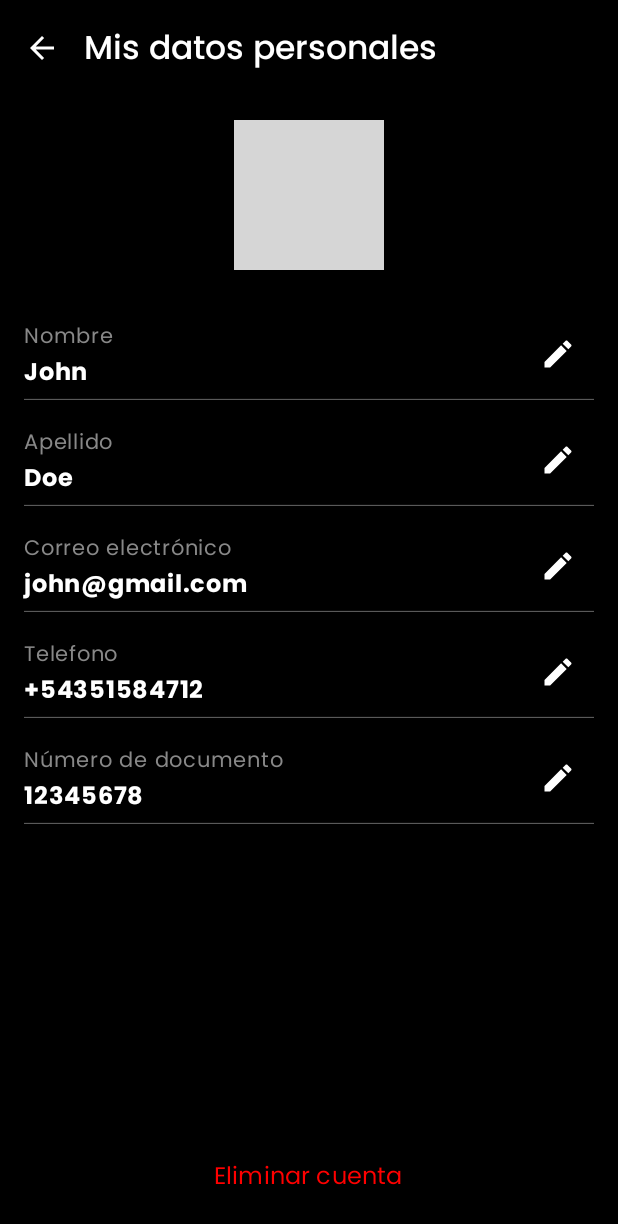
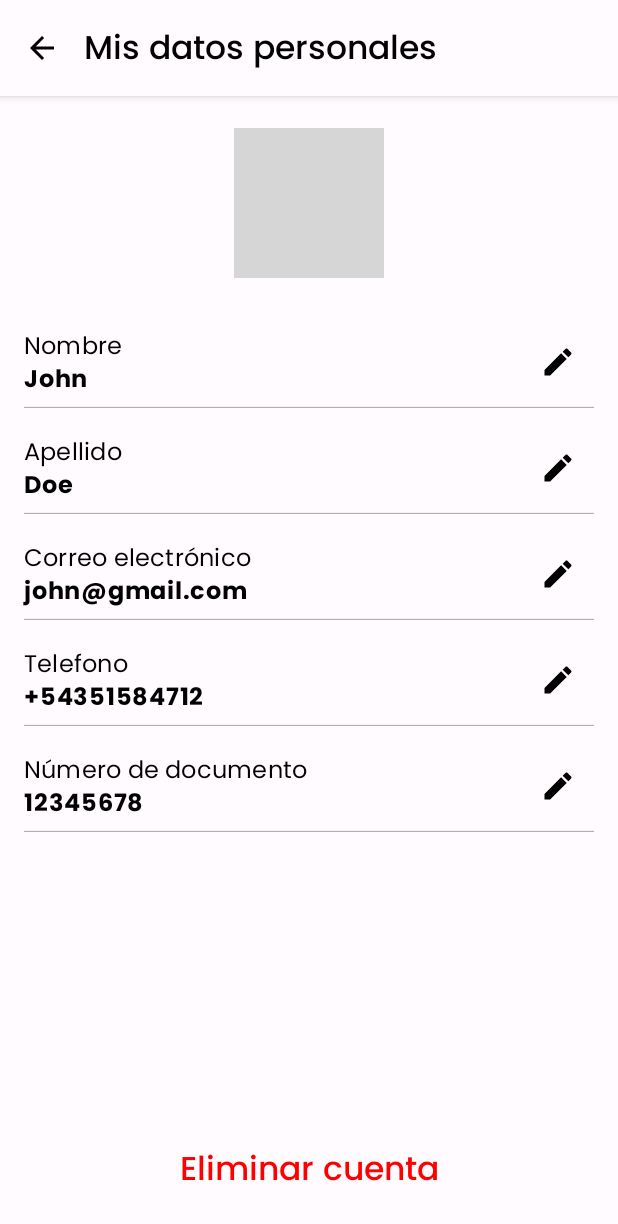
Before and after one commit to simonll4/mobile_project, an Android app built with Jetpack Compose: the PersonalDataScreen screen opened through its navigation route, on a phone screen of 412 x 824 dp. Shown: the top 1224 px of the screen. Run offline under Robolectric (Android 15) with nearby library versions, the phone set to English and light mode, and no system bars; our stand-ins replace Dagger/Hilt's generated code, livedata-compose; pictures from the network do not load; grey boxes are pictures that could not be loaded.

Commit message:
cambios en el profilescreen; cambios en el personaldatascreen

```diff
--- a/app/src/main/java/com/iua/app/ui/components/profile/TopAppBarComponent.kt
+++ b/app/src/main/java/com/iua/app/ui/components/profile/TopAppBarComponent.kt
@@ -1,32 +1,38 @@
 package com.iua.app.ui.components.profile
 
+import androidx.compose.foundation.layout.padding
+import androidx.compose.foundation.shape.RoundedCornerShape
 import androidx.compose.material3.ExperimentalMaterial3Api
 import androidx.compose.material3.Icon
 import androidx.compose.material3.IconButton
+import androidx.compose.material3.MaterialTheme
 import androidx.compose.material3.Text
 import androidx.compose.material3.TopAppBar
 import androidx.compose.material3.TopAppBarDefaults
 import androidx.compose.runtime.Composable
+import androidx.compose.ui.Modifier
+import androidx.compose.ui.draw.shadow
 import androidx.compose.ui.graphics.Color
 import androidx.compose.ui.graphics.vector.ImageVector
+import androidx.compose.ui.unit.dp
 import androidx.navigation.NavHostController
 
 @OptIn(ExperimentalMaterial3Api::class)
 @Composable
 fun TopAppBarComponent(navController: NavHostController, text: String, icon: ImageVector) {
     TopAppBar(
-        title = { Text(text = text, color = Color.White) },
+        title = { Text(text = text, color = MaterialTheme.colorScheme.onBackground, style = MaterialTheme.typography.titleLarge) },
         navigationIcon = {
             IconButton(onClick = { navController.popBackStack() }) {
                 Icon(
                     icon,
                     contentDescription = "Atrás",
-                    tint = Color.White
+                    tint = MaterialTheme.colorScheme.onBackground
                 )
             }
         },
         colors = TopAppBarDefaults.centerAlignedTopAppBarColors(
-            containerColor = Color.Transparent
-        )
-    )
+            containerColor = MaterialTheme.colorScheme.background
+        ),
+        modifier = Modifier.shadow(elevation = 4.dp, shape = RoundedCornerShape(0.dp))   )
 }
--- a/app/src/main/java/com/iua/app/ui/navigation/AppNavigation.kt
+++ b/app/src/main/java/com/iua/app/ui/navigation/AppNavigation.kt
@@ -17,7 +17,8 @@ fun AppNavigation() {
     NavHost(
         navController = navController,
         //startDestination = AppScreens.SplashScreen.routes
-        startDestination = AppScreens.HomeScreen.routes
+        //startDestination = AppScreens.HomeScreen.routes
+        startDestination = AppScreens.ProfileScreen.routes
     ) {
         composable(AppScreens.SplashScreen.routes) {
             SplashScreen(navController = navController)
--- a/app/src/main/java/com/iua/app/ui/screens/profile/PersonalDataScreen.kt
+++ b/app/src/main/java/com/iua/app/ui/screens/profile/PersonalDataScreen.kt
@@ -16,9 +16,11 @@ import androidx.compose.foundation.shape.CircleShape
 import androidx.compose.material.icons.Icons
 import androidx.compose.material.icons.automirrored.filled.ArrowBack
 import androidx.compose.material.icons.filled.Edit
+import androidx.compose.material3.ButtonDefaults
 import androidx.compose.material3.HorizontalDivider
 import androidx.compose.material3.Icon
 import androidx.compose.material3.IconButton
+import androidx.compose.material3.MaterialTheme
 import androidx.compose.material3.Scaffold
 import androidx.compose.material3.Text
 import androidx.compose.material3.TextButton
@@ -30,7 +32,6 @@ import androidx.compose.ui.Modifier
 import androidx.compose.ui.draw.clip
 import androidx.compose.ui.graphics.Color
 import androidx.compose.ui.layout.ContentScale
-import androidx.compose.ui.text.font.FontWeight
 import androidx.compose.ui.tooling.preview.Preview
 import androidx.compose.ui.unit.dp
 import androidx.compose.ui.unit.sp
@@ -48,7 +49,7 @@ fun PersonalDataScreen(viewModel: ProfileViewModel = hiltViewModel(), navControl
     Scaffold(
         modifier = Modifier
             .fillMaxSize()
-            .background(Color.Black),
+            .background(MaterialTheme.colorScheme.background),
         topBar = {
             TopAppBarComponent(
                 navController = navController,
@@ -60,9 +61,9 @@ fun PersonalDataScreen(viewModel: ProfileViewModel = hiltViewModel(), navControl
         Column(
             modifier = Modifier
                 .fillMaxSize()
-                .background(Color.Black)
+                .background(MaterialTheme.colorScheme.background)
                 .padding(paddingValues)
-                .padding(horizontal = 16.dp)
+                .padding(vertical = 5.dp ,horizontal = 16.dp)
         ) {
             Box(
                 modifier = Modifier
@@ -117,12 +118,16 @@ fun PersonalDataScreen(viewModel: ProfileViewModel = hiltViewModel(), navControl
                 onClick = { /* Acción para eliminar cuenta */ },
                 modifier = Modifier
                     .fillMaxWidth()
-                    .padding(vertical = 16.dp)
+                    .padding(vertical = 16.dp),
+                colors = ButtonDefaults.textButtonColors(
+                    containerColor = Color.Transparent,
+                    contentColor = Color.Red
+                )
             ) {
                 Text(
                     text = "Eliminar cuenta",
                     color = Color.Red,
-                    fontSize = 16.sp
+                    style = MaterialTheme.typography.titleLarge
                 )
             }
         }
@@ -143,21 +148,20 @@ fun ProfileDataSection(label: String, value: String, onEditClick: () -> Unit) {
             Column(modifier = Modifier.weight(1f)) {
                 Text(
                     text = label,
-                    color = Color.Gray,
-                    fontSize = 14.sp
+                    color = MaterialTheme.colorScheme.onBackground,
+                    style = MaterialTheme.typography.titleMedium
                 )
                 Text(
                     text = value,
-                    color = Color.White,
-                    fontSize = 16.sp,
-                    fontWeight = FontWeight.Bold
+                    color = MaterialTheme.colorScheme.onBackground,
+                    style = MaterialTheme.typography.bodyLarge.copy(fontWeight = MaterialTheme.typography.displayLarge.fontWeight),
                 )
             }
             IconButton(onClick = onEditClick) {
                 Icon(
                     imageVector = Icons.Default.Edit,
                     contentDescription = "Edit",
-                    tint = Color.White
+                    tint = MaterialTheme.colorScheme.onBackground
                 )
             }
         }
--- a/app/src/main/java/com/iua/app/ui/screens/profile/ProfileScreen.kt
+++ b/app/src/main/java/com/iua/app/ui/screens/profile/ProfileScreen.kt
@@ -1,6 +1,7 @@
 package com.iua.app.ui.screens.profile
 
 import androidx.compose.foundation.background
+import androidx.compose.foundation.border
 import androidx.compose.foundation.clickable
 import androidx.compose.ui.draw.clip
 import androidx.compose.foundation.layout.Arrangement
@@ -72,13 +73,13 @@ fun ProfileScreen(
         Box(
             modifier = Modifier
                 .fillMaxSize()
-                .background(color = Color.Black)
+                .background(MaterialTheme.colorScheme.background)
                 .padding(paddingValues)
         ) {
             Column(
                 modifier = Modifier
                     .fillMaxWidth()
-                    .padding(16.dp)
+                    .padding(14.dp)
                     .align(Alignment.TopCenter)
             ) {
                 TopProfileLayout(user)
@@ -98,7 +99,7 @@ fun TopProfileLayout(user: Profile) {
             .height(100.dp)
             .padding(2.dp),
         shape = RoundedCornerShape(16.dp),
-        color = Color(0xFF1C1C1C)
+        color = MaterialTheme.colorScheme.surface
     ) {
         Row(
             modifier = Modifier
@@ -114,12 +115,13 @@ fun TopProfileLayout(user: Profile) {
                     modifier = Modifier
                         .size(60.dp)
                         .clip(CircleShape),
-                    tint = Color.Green
+                    tint = MaterialTheme.colorScheme.primary
                 )
                 Column(modifier = Modifier.padding(start = 12.dp)) {
                     Text(
                         text = "${user.name} ${user.lastName}",
-                        style = MaterialTheme.typography.titleLarge.copy(color = Color.White)
+                        style = MaterialTheme.typography.titleLarge,
+                        color = MaterialTheme.colorScheme.onBackground
                     )
                 }
             }
@@ -133,16 +135,15 @@ fun MainSection(navController: NavHostController) {
         modifier = Modifier
             .fillMaxWidth(),
         shape = RoundedCornerShape(16.dp),
-        color = Color(0xFF1C1C1E)
+        color = MaterialTheme.colorScheme.surface
     ) {
         Column(
             modifier = Modifier.padding(10.dp)
         ) {
             Text(
                 text = "Mi cuenta y Configuración",
-                color = Color.White,
-                fontSize = 18.sp,
-                fontWeight = FontWeight.Bold,
+                color = MaterialTheme.colorScheme.onBackground,
+                style = MaterialTheme.typography.titleLarge,
                 modifier = Modifier.padding(bottom = 8.dp)
             )
             Card(
@@ -151,7 +152,8 @@ fun MainSection(navController: NavHostController) {
                     .padding(8.dp),
                 shape = RoundedCornerShape(16.dp),
                 colors = CardDefaults.cardColors(
-                    containerColor = Color(0xFF333333)
+                    containerColor = MaterialTheme.colorScheme.secondaryContainer,
+                    contentColor = MaterialTheme.colorScheme.onSurface
                 ),
                 elevation = CardDefaults.cardElevation(4.dp)
             ) {
@@ -160,7 +162,7 @@ fun MainSection(navController: NavHostController) {
                         icon = Icons.Default.Person,
                         title = "Datos personales",
                         description = "Nombre, mail y DNI.",
-                        onClick = { navController.navigate(AppScreens.PersonalDataScreen.routes) }
+                        onClick = { navController.navigate(AppScreens.PersonalDataScreen.routes) },
                     )
                     HorizontalDivider(thickness = 1.dp, color = Color(0xFF444444))
                     ProfileItem(
@@ -187,19 +189,19 @@ fun ProfileItem(icon: ImageVector, title: String, description: String, onClick:
         Icon(
             imageVector = icon,
             contentDescription = null,
-            tint = Color.White,
-            modifier = Modifier.size(24.dp)
+            tint = MaterialTheme.colorScheme.onBackground,
+            modifier = Modifier.size(32.dp)
         )
         Spacer(modifier = Modifier.width(16.dp))
         Column {
-            Text(text = title, color = Color.White, fontWeight = FontWeight.Bold)
-            Text(text = description, color = Color.Gray, fontSize = 12.sp)
+            Text(text = title, color = MaterialTheme.colorScheme.onBackground, style = MaterialTheme.typography.titleLarge)
+            Text(text = description, color = MaterialTheme.colorScheme.onBackground, style = MaterialTheme.typography.bodyMedium)
         }
         Spacer(modifier = Modifier.weight(1f))
         Icon(
             imageVector = Icons.AutoMirrored.Filled.ArrowForwardIos,
             contentDescription = null,
-            tint = Color.Gray,
+            tint = MaterialTheme.colorScheme.onBackground,
             modifier = Modifier.size(16.dp)
         )
     }
@@ -219,8 +221,8 @@ fun ButtonSection(modifier: Modifier = Modifier) {
                 .fillMaxWidth()
                 .padding(bottom = 16.dp),
             colors = ButtonDefaults.buttonColors(
-                containerColor = Color(0xFF333333),
-                contentColor = Color.White
+                containerColor = MaterialTheme.colorScheme.surface,
+                contentColor = MaterialTheme.colorScheme.onBackground
             ),
             shape = RoundedCornerShape(50)
         ) {
@@ -230,10 +232,10 @@ fun ButtonSection(modifier: Modifier = Modifier) {
                 Icon(
                     imageVector = Icons.Default.Headset,
                     contentDescription = "Help icon",
-                    tint = Color.White
+                    tint = MaterialTheme.colorScheme.onBackground
                 )
                 Spacer(modifier = Modifier.width(8.dp))
-                Text(text = "Necesito ayuda", color = Color.White)
+                Text(text = "Necesito ayuda", color = MaterialTheme.colorScheme.onBackground, style = MaterialTheme.typography.titleMedium)
             }
         }
         TextButton(
@@ -242,8 +244,8 @@ fun ButtonSection(modifier: Modifier = Modifier) {
         ) {
             Text(
                 text = "Cerrar sesión",
-                color = Color(0xFF00FF00),
-                fontWeight = FontWeight.Bold
+                color = MaterialTheme.colorScheme.primary,
+                style = MaterialTheme.typography.titleLarge,
             )
         }
     }
--- a/app/src/main/java/com/iua/app/ui/theme/Color.kt
+++ b/app/src/main/java/com/iua/app/ui/theme/Color.kt
@@ -8,5 +8,6 @@ val LightBlueAccent4 = Color(0xFF0091EA)
 
 val White = Color(0xFFFFFFFF)
 val Black = Color(0xFF000000)
-val Grey = Color(0xFFCBCBCB)
+val Grey = Color(0xFFC2C2C2)
 val DarkGrey = Color(0xFF262626)  // Con 100% opacidad (FF al inicio)
+val GreyContainerBlack = Color(0xFF1C1B1F)  // Con 100% opacidad (FF al inicio)
```
Also changed, not shown: app/src/main/java/com/iua/app/ui/theme/Theme.kt (+10 -2 lines), 3 other files.
